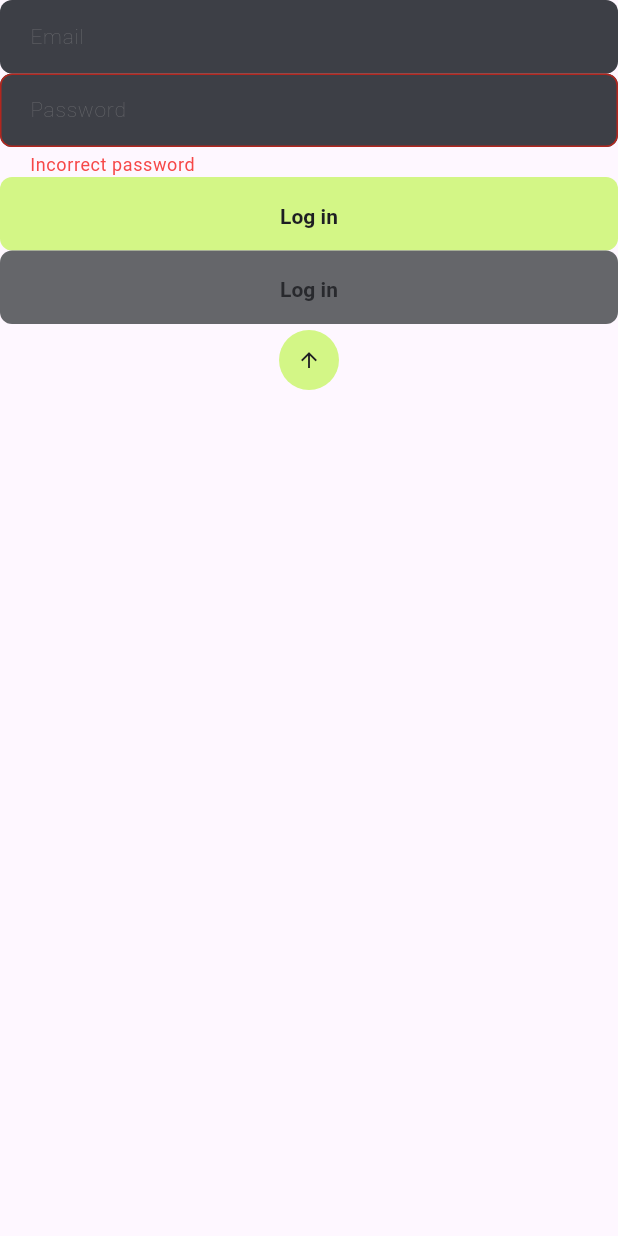
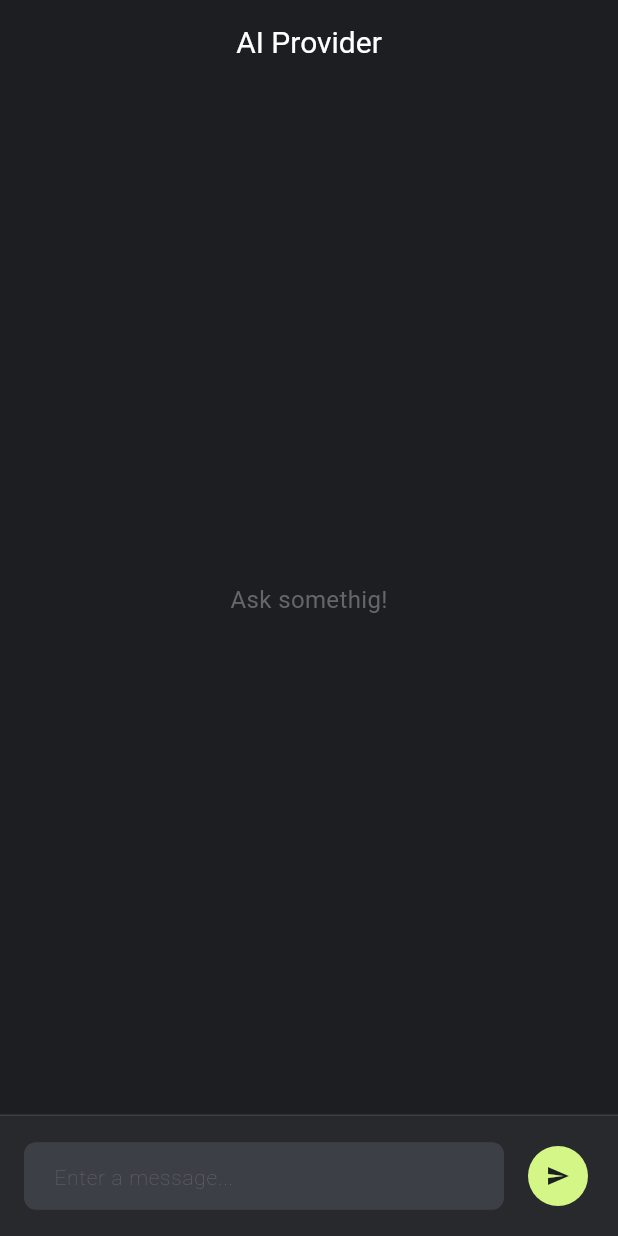
Before and after one commit to Tarbian/fv_chat, a Flutter app: the screen it shows after launch, on a phone screen of 412 x 824 dp. Run offline on Flutter 3.47's test engine with Material 3 defaults, Android fonts, the phone set to English and light mode, and no system bars; Roboto replaces fonts that are missing (Neutral Face, SF Pro Display).

Commit message:
Chat page

````diff
--- /dev/null
+++ b/lib/common/entities/chat_message.dart
@@ -0,0 +1,11 @@
+class ChatMessage {
+  final String text;
+  final bool isUser;
+  final DateTime timestamp;
+
+  ChatMessage({
+    required this.text,
+    required this.isUser,
+    required this.timestamp,
+  });
+}
--- /dev/null
+++ b/lib/common/entities/mock_data.dart
@@ -0,0 +1,144 @@
+abstract class MockData {
+  static const mockResponse = """ ---
+__Advertisement :)__
+
+- __[pica](https://nodeca.github.io/pica/demo/)__ - high quality and fast image
+  resize in browser.
+- __[babelfish](https://github.com/nodeca/babelfish/)__ - developer friendly
+  i18n with plurals support and easy syntax.
+
+You will like those projects!
+
+---
+
+# h1 Heading 8-)
+## h2 Heading
+### h3 Heading
+#### h4 Heading
+##### h5 Heading
+###### h6 Heading
+
+
+## Horizontal Rules
+
+___
+
+---
+
+***
+
+
+## Typographic replacements
+
+Enable typographer option to see result.
+
+(c) (C) (r) (R) (tm) (TM) (p) (P) +-
+
+test.. test... test..... test?..... test!....
+
+!!!!!! ???? ,,  -- ---
+
+"Smartypants, double quotes" and 'single quotes'
+
+
+## Emphasis
+
+**This is bold text**
+
+__This is bold text__
+
+*This is italic text*
+
+_This is italic text_
+
+~~Strikethrough~~
+
+
+## Blockquotes
+
+
+> Blockquotes can also be nested...
+>> ...by using additional greater-than signs right next to each other...
+> > > ...or with spaces between arrows.
+
+
+## Lists
+
+Unordered
+
++ Create a list by starting a line with `+`, `-`, or `*`
++ Sub-lists are made by indenting 2 spaces:
+  - Marker character change forces new list start:
+    * Ac tristique libero volutpat at
+    + Facilisis in pretium nisl aliquet
+    - Nulla volutpat aliquam velit
++ Very easy!
+
+Ordered
+
+1. Lorem ipsum dolor sit amet
+2. Consectetur adipiscing elit
+3. Integer molestie lorem at massa
+
+
+1. You can use sequential numbers...
+1. ...or keep all the numbers as `1.`
+
+Start numbering with offset:
+
+57. foo
+1. bar
+
+
+## Code
+
+Inline `code`
+
+Indented code
+
+    // Some comments
+    line 1 of code
+    line 2 of code
+    line 3 of code
+
+
+Block code "fences"
+
+```
+Sample text here...
+```
+
+Syntax highlighting
+
+``` js
+var foo = function (bar) {
+  return bar++;
+};
+
+console.log(foo(5));
+```
+
+## Tables
+
+| Option | Description |
+| ------ | ----------- |
+| data   | path to data files to supply the data that will be passed into templates. |
+| engine | engine to be used for processing templates. Handlebars is the default. |
+| ext    | extension to be used for dest files. |
+
+Right aligned columns
+
+| Option | Description |
+| ------:| -----------:|
+| data   | path to data files to supply the data that will be passed into templates. |
+| engine | engine to be used for processing templates. Handlebars is the default. |
+| ext    | extension to be used for dest files. |
+
+
+## Links
+
+[link text](http://dev.nodeca.com)
+
+[link with title](http://nodeca.github.io/pica/demo/ "title text!")
+""";
+}
--- a/lib/common/styles/app_button_styles.dart
+++ b/lib/common/styles/app_button_styles.dart
@@ -26,5 +26,7 @@ abstract class AppButtonStyles {
     shape: const CircleBorder(),
     padding: const EdgeInsets.all(12),
     minimumSize: const Size(40, 40),
+    disabledBackgroundColor: AppColors.neonSade,
+    disabledForegroundColor: AppColors.grey200,
   );
 }
--- a/lib/common/styles/app_colors.dart
+++ b/lib/common/styles/app_colors.dart
@@ -17,6 +17,8 @@ abstract class AppColors {
 
   static const Color neon = Color(0xFFD3F686);
 
+  static const Color neonSade = Color(0xFF8C9B69);
+
   static const Color neonBlur = Color(0xFFA9DF32);
 
   static const Color alertRed = Color(0xFFF64848);
--- a/lib/common/widgets/cyrcle_button.dart
+++ b/lib/common/widgets/cyrcle_button.dart
@@ -2,7 +2,7 @@ import 'package:flutter/material.dart';
 import 'package:fv_chat/common/styles/app_button_styles.dart';
 
 class CircleButton extends StatelessWidget {
-  final VoidCallback onPressed;
+  final VoidCallback? onPressed;
   final IconData icon;
 
   const CircleButton({
--- a/lib/main.dart
+++ b/lib/main.dart
@@ -1,8 +1,5 @@
 import 'package:flutter/material.dart';
-import 'package:fv_chat/common/styles/app_input_styles.dart';
-import 'package:fv_chat/common/styles/app_text_styles.dart';
-import 'package:fv_chat/common/widgets/cyrcle_button.dart';
-import 'package:fv_chat/common/widgets/main_button.dart';
+import 'package:fv_chat/pages/chat_page.dart';
 
 void main() {
   runApp(const MyApp());
@@ -14,48 +11,7 @@ class MyApp extends StatelessWidget {
   @override
   Widget build(BuildContext context) {
     return const MaterialApp(
-      home: MyHomePage(),
+      home: ChatPage(),
     );
   }
 }
-
-class MyHomePage extends StatefulWidget {
-  const MyHomePage({super.key});
-
-  @override
-  State<MyHomePage> createState() => _MyHomePageState();
-}
-
-class _MyHomePageState extends State<MyHomePage> {
-  @override
-  Widget build(BuildContext context) {
-    return Scaffold(
-      body: Center(
-        child: ListView(
-          children: <Widget>[
-            TextField(
-              decoration: AppInputStyles.defaultInput(hintText: 'Email'),
-              style: AppTextStyles.body3,
-            ),
-            TextField(
-              decoration: AppInputStyles.errorInput(
-                  hintText: 'Password', errorText: 'Incorrect password'),
-              style: AppTextStyles.body3,
-            ),
-            MainButton(
-              text: 'Log in',
-              onPressed: () {},
-            ),
-            const MainButton(
-              text: 'Log in',
-              onPressed: null,
-            ),
-            CircleButton(
-              onPressed: () {},
-            ),
-          ],
-        ),
-      ),
-    );
-  }
-}
--- /dev/null
+++ b/lib/pages/chat_page.dart
@@ -0,0 +1,174 @@
+import 'package:flutter/material.dart';
+import 'package:fv_chat/common/entities/chat_message.dart';
+import 'package:fv_chat/common/entities/mock_data.dart';
+import 'package:fv_chat/common/styles/app_colors.dart';
+import 'package:fv_chat/common/styles/app_text_styles.dart';
+import 'package:fv_chat/common/styles/app_input_styles.dart';
+import 'package:fv_chat/common/widgets/chat_bubble.dart';
+import 'package:fv_chat/common/widgets/cyrcle_button.dart';
+
+class ChatPage extends StatefulWidget {
+  const ChatPage({super.key});
+
+  @override
+  State<ChatPage> createState() => _ChatPageState();
+}
+
+class _ChatPageState extends State<ChatPage> {
+  final TextEditingController _messageController = TextEditingController();
+  final List<ChatMessage> _messages = [];
+  final ScrollController _scrollController = ScrollController();
+
+  bool _isWaitingForResponse = false;
+
+  final String _mockResponse = MockData.mockResponse;
+
+  void _sendMessage() {
+    if (_isWaitingForResponse || _messageController.text.trim().isEmpty) return;
+
+    final userMessage = ChatMessage(
+      text: _messageController.text,
+      isUser: true,
+      timestamp: DateTime.now(),
+    );
+
+    setState(() {
+      _messages.add(userMessage);
+      _isWaitingForResponse = true;
+    });
+
+    _messageController.clear();
+    _scrollToBottom();
+
+    Future.delayed(const Duration(seconds: 1), () {
+      final botMessage = ChatMessage(
+        text: _mockResponse,
+        isUser: false,
+        timestamp: DateTime.now(),
+      );
+
+      setState(() {
+        _messages.add(botMessage);
+        _isWaitingForResponse = false;
+      });
+
+      _scrollToBottom();
+    });
+  }
+
+  void _scrollToBottom() {
+    WidgetsBinding.instance.addPostFrameCallback((_) {
+      if (_scrollController.hasClients) {
+        _scrollController.animateTo(
+          _scrollController.position.maxScrollExtent,
+          duration: const Duration(milliseconds: 300),
+          curve: Curves.easeOut,
+        );
+      }
+    });
+  }
+
+  Widget _buildMessageBubble(ChatMessage message) {
+    return Padding(
+      padding: const EdgeInsets.only(bottom: 12),
+      child: Row(
+        mainAxisAlignment:
+            message.isUser ? MainAxisAlignment.end : MainAxisAlignment.start,
+        children: [
+          ChatBubble(
+            message: message.text,
+            isUser: message.isUser,
+            backgroundColor:
+                message.isUser ? AppColors.neon : AppColors.grey400,
+          ),
+        ],
+      ),
+    );
+  }
+
+  @override
+  void dispose() {
+    _messageController.dispose();
+    _scrollController.dispose();
+    super.dispose();
+  }
+
+  @override
+  Widget build(BuildContext context) {
+    return Scaffold(
+      backgroundColor: AppColors.darkGrey800,
+      appBar: AppBar(
+        backgroundColor: AppColors.darkGrey800,
+        title: Text(
+          'AI Provider',
+          style: AppTextStyles.h1.copyWith(color: AppColors.white),
+        ),
+        centerTitle: true,
+        elevation: 0,
+      ),
+      body: Column(
+        children: [
+          Expanded(
+            child: _messages.isEmpty
+                ? const Center(
+                    child: Text(
+                      'Ask somethig!',
+                      style: TextStyle(
+                        color: AppColors.grey200,
+                        fontSize: 16,
+                      ),
+                    ),
+                  )
+                : ListView.builder(
+                    controller: _scrollController,
+                    padding: const EdgeInsets.all(16),
+                    itemCount: _messages.length,
+                    itemBuilder: (context, index) {
+                      final message = _messages[index];
+                      return _buildMessageBubble(message);
+                    },
+                  ),
+          ),
+          Container(
+            padding: const EdgeInsets.all(16),
+            decoration: const BoxDecoration(
+              color: AppColors.grey600,
+              border: Border(
+                top: BorderSide(
+                  color: AppColors.grey400,
+                  width: 1,
+                ),
+              ),
+            ),
+            child: Row(
+              children: [
+                Expanded(
+                  child: SizedBox(
+                    height: 45,
+                    child: TextField(
+                      controller: _messageController,
+                      decoration: AppInputStyles.defaultInput(
+                        hintText: 'Enter a message...',
+                      ),
+                      style: AppTextStyles.body1.copyWith(
+                        color: AppColors.white,
+                      ),
+                      maxLines: 1,
+                      textInputAction: TextInputAction.send,
+                      onSubmitted: (_) => _sendMessage(),
+                    ),
+                  ),
+                ),
+                const SizedBox(width: 12),
+                CircleButton(
+                  onPressed: _isWaitingForResponse ? null : _sendMessage,
+                  icon: Icons.send,
+                ),
+              ],
+            ),
+          ),
+        ],
+      ),
+    );
+  }
+}
````
Also changed, not shown: lib/common/widgets/chat_bubble.dart (added, +41 -0 lines), lib/pages/ui_showcase.dart (added, +46 -0 lines).
